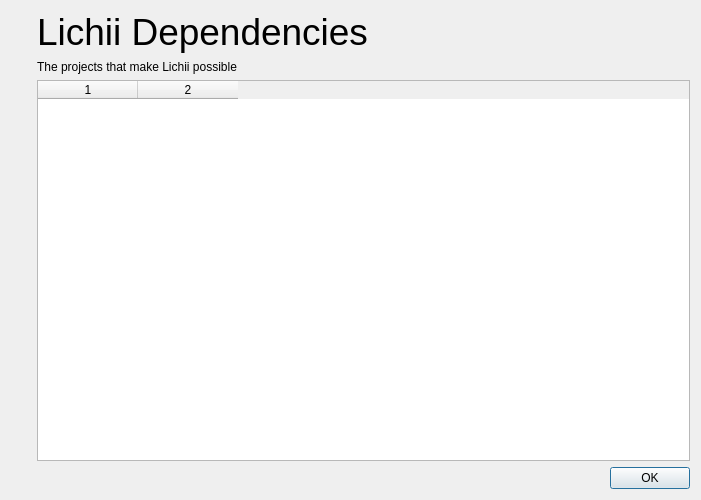
First picture: the form in src/lichii/deps_dialog.ui, repository karimalsalah/guarana, before the edit.
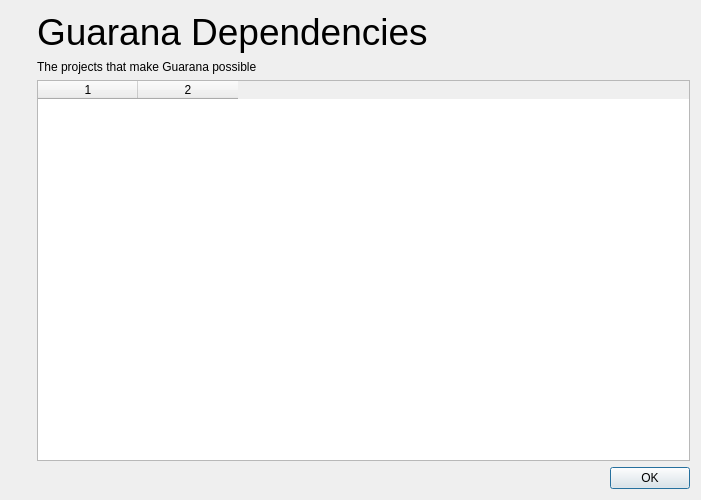
Second picture: the form after the edit. Icons and pictures are not drawn.

Commit message:
frontend: rebrand player-visible Lichii to Guarana
Program names guarana/guarana-cli, user data folder guarana with a
copy-only first-start migration from lichii (staged, rolled back on
failure, old folder untouched), user-visible strings, translations,
Windows version info, installer, desktop/metainfo/Info.plist, icons
from the Guarana brand artwork. Internal identifiers, LICHII_* options,
namespaces and file names are unchanged.

Diff of the .ui file:
```diff
--- a/src/lichii/deps_dialog.ui
+++ b/src/lichii/deps_dialog.ui
@@ -69,7 +69,7 @@
           </sizepolicy>
          </property>
          <property name="text">
-          <string>&lt;html&gt;&lt;head/&gt;&lt;body&gt;&lt;p&gt;&lt;span style=&quot; font-size:28pt;&quot;&gt;Lichii Dependencies&lt;/span&gt;&lt;/p&gt;&lt;/body&gt;&lt;/html&gt;</string>
+          <string>&lt;html&gt;&lt;head/&gt;&lt;body&gt;&lt;p&gt;&lt;span style=&quot; font-size:28pt;&quot;&gt;Guarana Dependencies&lt;/span&gt;&lt;/p&gt;&lt;/body&gt;&lt;/html&gt;</string>
          </property>
         </widget>
        </item>
@@ -82,7 +82,7 @@
           </sizepolicy>
          </property>
          <property name="text">
-        <string>&lt;html&gt;&lt;head/&gt;&lt;body&gt;&lt;p&gt;The projects that make Lichii possible&lt;/p&gt;&lt;/body&gt;&lt;/html&gt;</string>
+        <string>&lt;html&gt;&lt;head/&gt;&lt;body&gt;&lt;p&gt;The projects that make Guarana possible&lt;/p&gt;&lt;/body&gt;&lt;/html&gt;</string>
          </property>
         </widget>
        </item>
```
Left out of the diff: 2 changed lines with no effect on the pictures. The commit also changes 96 other files.
